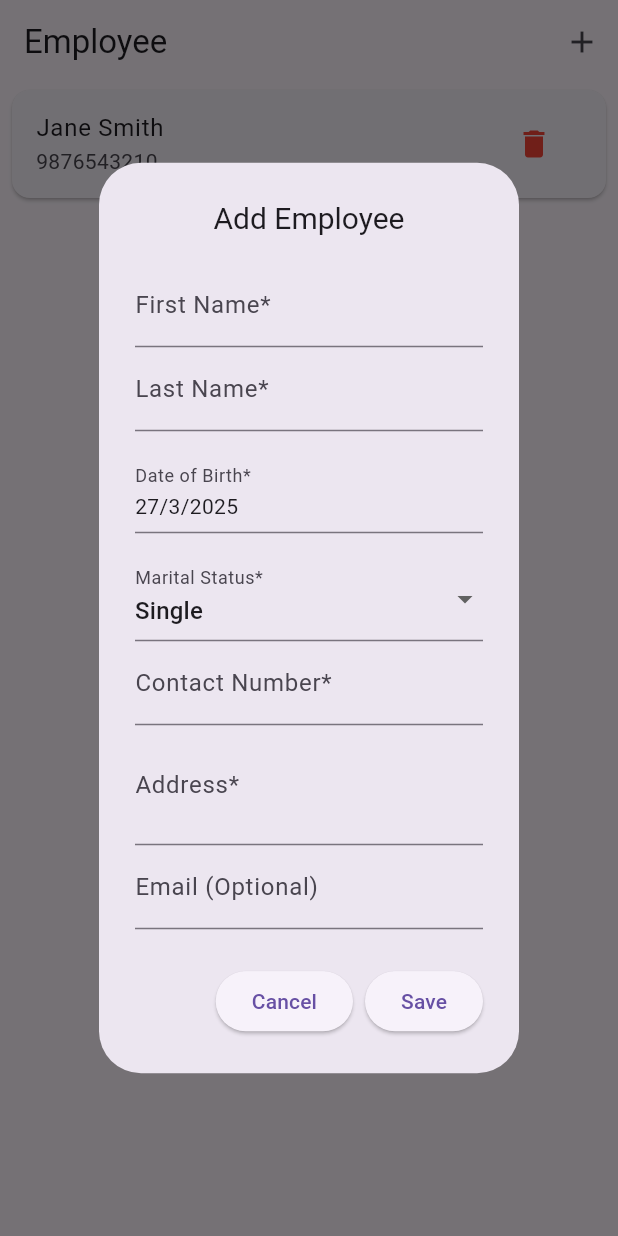
After one commit to GihanIllukkumbura/Employee_management, a Flutter app: the screen it shows after launch, after a tap on the "delete" icon, after a tap on the "add" icon, on a phone screen of 412 x 824 dp. The commit adds this screen. Run offline on Flutter 3.47's test engine with Material 3 defaults, Android fonts, the phone set to English and light mode, and no system bars.

Commit message:
add employeeDetails page and employeeForm

```diff
--- a/lib/main.dart
+++ b/lib/main.dart
@@ -15,7 +15,7 @@ class MyApp extends StatelessWidget {
       title: 'Employee Management',
       theme: ThemeData(primarySwatch: Colors.blue),
 
-      home: const EmployeeListPage(),
+      home: EmployeeListPage(),
       debugShowCheckedModeBanner: false,
     );
   }
--- a/lib/screens/employee.dart
+++ b/lib/screens/employee.dart
@@ -1,11 +1,11 @@
 import 'package:employee_management_app/models/employee.dart';
+import 'package:employee_management_app/screens/employeeDetailsPage.dart';
+import 'package:employee_management_app/screens/employeeForm.dart';
 import 'package:flutter/material.dart';
 
 class EmployeeListPage extends StatefulWidget {
-  const EmployeeListPage({super.key});
-
   @override
-  State<EmployeeListPage> createState() => _EmployeeListPageState();
+  _EmployeeListPageState createState() => _EmployeeListPageState();
 }
 
 class _EmployeeListPageState extends State<EmployeeListPage> {
@@ -30,12 +30,47 @@ class _EmployeeListPageState extends State<EmployeeListPage> {
     ),
   ];
 
+  void _addEmployee(Employee employee) {
+    setState(() {
+      employees.add(employee);
+    });
+  }
+
+  void _deleteEmployee(int index) {
+    setState(() {
+      employees.removeAt(index);
+    });
+    ScaffoldMessenger.of(
+      context,
+    ).showSnackBar(SnackBar(content: Text('Employee deleted')));
+  }
+
+  void _updateEmployee(int index, Employee updatedEmployee) {
+    setState(() {
+      employees[index] = updatedEmployee;
+    });
+  }
+
+  void _showAddEmployeeDialog() {
+    showDialog(
+      context: context,
+      builder: (context) {
+        return EmployeeForm(onSubmit: _addEmployee);
+      },
+    );
+  }
+
   @override
   Widget build(BuildContext context) {
     return Scaffold(
       appBar: AppBar(
-        title: Text('Employee List'),
-        actions: [IconButton(onPressed: () {}, icon: const Icon(Icons.add))],
+        title: Text('Employee '),
+        actions: [
+          IconButton(
+            onPressed: _showAddEmployeeDialog,
+            icon: const Icon(Icons.add),
+          ),
+        ],
       ),
       body:
           employees.isEmpty
@@ -53,9 +88,22 @@ class _EmployeeListPageState extends State<EmployeeListPage> {
                       subtitle: Text(employee.contactNumber),
                       trailing: IconButton(
                         icon: Icon(Icons.delete, color: Colors.red),
-                        onPressed: () => {},
+                        onPressed: () => _deleteEmployee(index),
                       ),
-                      onTap: () {},
+                      onTap: () {
+                        Navigator.push(
+                          context,
+                          MaterialPageRoute(
+                            builder:
+                                (context) => EmployeeDetailsPage(
+                                  employee: employee,
+                                  onUpdate: (updatedEmployee) {
+                                    _updateEmployee(index, updatedEmployee);
+                                  },
+                                ),
+                          ),
+                        );
+                      },
                     ),
                   );
                 },
--- /dev/null
+++ b/lib/screens/employeeDetailsPage.dart
@@ -0,0 +1,77 @@
+import 'package:employee_management_app/models/employee.dart';
+import 'package:employee_management_app/screens/employeeForm.dart';
+import 'package:flutter/material.dart';
+
+class EmployeeDetailsPage extends StatelessWidget {
+  final Employee employee;
+  final Function(Employee) onUpdate;
+
+  EmployeeDetailsPage({required this.employee, required this.onUpdate});
+
+  void _showEditEmployeeDialog(BuildContext context) {
+    showDialog(
+      context: context,
+      builder: (context) {
+        return EmployeeForm(
+          employee: employee,
+          onSubmit: (updatedEmployee) {
+            onUpdate(updatedEmployee);
+            Navigator.of(context).pop();
+          },
+        );
+      },
+    );
+  }
+
+  @override
+  Widget build(BuildContext context) {
+    return Scaffold(
+      appBar: AppBar(
+        title: Text('Employee Details'),
+        actions: [
+          IconButton(
+            icon: Icon(Icons.edit),
+            onPressed: () => _showEditEmployeeDialog(context),
+          ),
+        ],
+      ),
+      body: SingleChildScrollView(
+        child: Padding(
+          padding: EdgeInsets.all(16),
+          child: Column(
+            crossAxisAlignment: CrossAxisAlignment.start,
+            children: [
+              Text(
+                '${employee.firstName} ${employee.lastName}',
+                style: TextStyle(fontSize: 24, fontWeight: FontWeight.bold),
+              ),
+              SizedBox(height: 16),
+              _buildDetailRow(
+                'Date of Birth',
+                '${employee.dob.day}/${employee.dob.month}/${employee.dob.year}',
+              ),
+              _buildDetailRow('Marital Status', employee.maritalStatus),
+              _buildDetailRow('Contact Number', employee.contactNumber),
+              _buildDetailRow('Address', employee.address),
+              _buildDetailRow('Email', employee.email ?? 'Not provided'),
+            ],
+          ),
+        ),
+      ),
+    );
+  }
+
+  Widget _buildDetailRow(String label, String value) {
+    return Padding(
+      padding: EdgeInsets.symmetric(vertical: 8),
+      child: Column(
+        crossAxisAlignment: CrossAxisAlignment.start,
+        children: [
+          Text(label, style: TextStyle(fontWeight: FontWeight.bold)),
+          Text(value),
+          Divider(),
+        ],
+      ),
+    );
+  }
+}
--- /dev/null
+++ b/lib/screens/employeeForm.dart
@@ -0,0 +1,206 @@
+import 'package:employee_management_app/models/employee.dart';
+import 'package:flutter/material.dart';
+
+class EmployeeForm extends StatefulWidget {
+  final Employee? employee;
+  final Function(Employee) onSubmit;
+
+  const EmployeeForm({this.employee, required this.onSubmit});
+
+  @override
+  _EmployeeFormState createState() => _EmployeeFormState();
+}
+
+class _EmployeeFormState extends State<EmployeeForm> {
+  final _formKey = GlobalKey<FormState>();
+  late String _firstName;
+  late String _lastName;
+  late DateTime _dob;
+  late String _maritalStatus;
+  late String _contactNumber;
+  late String _address;
+  String? _email;
+
+  final List<String> _maritalStatusOptions = ['Single', 'Married'];
+
+  @override
+  void initState() {
+    super.initState();
+    if (widget.employee != null) {
+      _firstName = widget.employee!.firstName;
+      _lastName = widget.employee!.lastName;
+      _dob = widget.employee!.dob;
+      _maritalStatus = widget.employee!.maritalStatus;
+      _contactNumber = widget.employee!.contactNumber;
+      _address = widget.employee!.address;
+      _email = widget.employee!.email;
+    } else {
+      _firstName = '';
+      _lastName = '';
+      _dob = DateTime.now();
+      _maritalStatus = _maritalStatusOptions[0];
+      _contactNumber = '';
+      _address = '';
+    }
+  }
+
+  Future<void> _selectDate(BuildContext context) async {
+    final DateTime? picked = await showDatePicker(
+      context: context,
+      initialDate: _dob,
+      firstDate: DateTime(1900),
+      lastDate: DateTime.now(),
+    );
+    if (picked != null && picked != _dob) {
+      setState(() {
+        _dob = picked;
+      });
+    }
+  }
+
+  void _submitForm() {
+    if (_formKey.currentState!.validate()) {
+      _formKey.currentState!.save();
+
+      final employee = Employee(
+        firstName: _firstName,
+        lastName: _lastName,
+        dob: _dob,
+        maritalStatus: _maritalStatus,
+        contactNumber: _contactNumber,
+        address: _address,
+        email: _email,
+      );
+
+      widget.onSubmit(employee);
+      Navigator.of(context).pop();
+    }
+  }
+
+  @override
+  Widget build(BuildContext context) {
+    return AlertDialog(
+      title: Center(
+        child: Text(
+          widget.employee == null ? 'Add Employee' : 'Edit Employee',
+          style: TextStyle(fontSize: 20),
+        ),
+      ),
+      content: SingleChildScrollView(
+        child: Form(
+          key: _formKey,
+          child: Column(
+            mainAxisSize: MainAxisSize.min,
+
+            children: [
+              TextFormField(
+                initialValue: _firstName,
+                decoration: InputDecoration(labelText: 'First Name*'),
+                validator: (value) {
+                  if (value == null || value.isEmpty) {
+                    return 'Please enter first name';
+                  }
+                  return null;
+                },
+                onSaved: (value) => _firstName = value!,
+              ),
+              TextFormField(
+                initialValue: _lastName,
+                decoration: InputDecoration(labelText: 'Last Name*'),
+                validator: (value) {
+                  if (value == null || value.isEmpty) {
+                    return 'Please enter last name';
+                  }
+                  return null;
+                },
+                onSaved: (value) => _lastName = value!,
+              ),
+              SizedBox(height: 16),
+              InkWell(
+                onTap: () => _selectDate(context),
+                child: InputDecorator(
+                  decoration: InputDecoration(labelText: 'Date of Birth*'),
+                  child: Text('${_dob.day}/${_dob.month}/${_dob.year}'),
+                ),
+              ),
+              SizedBox(height: 16),
+              DropdownButtonFormField<String>(
+                value: _maritalStatus,
+                items:
+                    _maritalStatusOptions.map((status) {
+                      return DropdownMenuItem(
+                        value: status,
+                        child: Text(status),
+                      );
+                    }).toList(),
+                decoration: InputDecoration(labelText: 'Marital Status*'),
+                onChanged: (value) {
+                  setState(() {
+                    _maritalStatus = value!;
+                  });
+                },
+                validator: (value) {
+                  if (value == null || value.isEmpty) {
+                    return 'Please select marital status';
+                  }
+                  return null;
+                },
+              ),
+              TextFormField(
+                initialValue: _contactNumber,
+                decoration: InputDecoration(labelText: 'Contact Number*'),
+                keyboardType: TextInputType.phone,
+                validator: (value) {
+                  if (value == null || value.isEmpty) {
+                    return 'Please enter contact number';
+                  }
+                  if (value.length != 10 ||
+                      !RegExp(r'^[0-9]+$').hasMatch(value)) {
+                    return 'Please enter a valid 10-digit number';
+                  }
+                  return null;
+                },
+                onSaved: (value) => _contactNumber = value!,
+              ),
+              TextFormField(
+                initialValue: _address,
+                decoration: InputDecoration(labelText: 'Address*'),
+                maxLines: 2,
+                validator: (value) {
+                  if (value == null || value.isEmpty) {
+                    return 'Please enter address';
+                  }
+                  return null;
+                },
+                onSaved: (value) => _address = value!,
+              ),
+              TextFormField(
+                initialValue: _email,
+                decoration: InputDecoration(labelText: 'Email (Optional)'),
+                keyboardType: TextInputType.emailAddress,
+                validator: (value) {
+                  if (value != null && value.isNotEmpty) {
+                    if (!RegExp(
+                      r'^[\w-\.]+@([\w-]+\.)+[\w-]{2,4}$',
+                    ).hasMatch(value)) {
+                      return 'Please enter a valid email';
+                    }
+                  }
+                  return null;
+                },
+                onSaved: (value) => _email = value,
+              ),
+            ],
+          ),
+        ),
+      ),
+      actions: [
+        ElevatedButton(
+          onPressed: () => Navigator.of(context).pop(),
+          child: Text('Cancel'),
+        ),
+        ElevatedButton(onPressed: _submitForm, child: Text('Save')),
+      ],
+    );
+  }
+}
```
